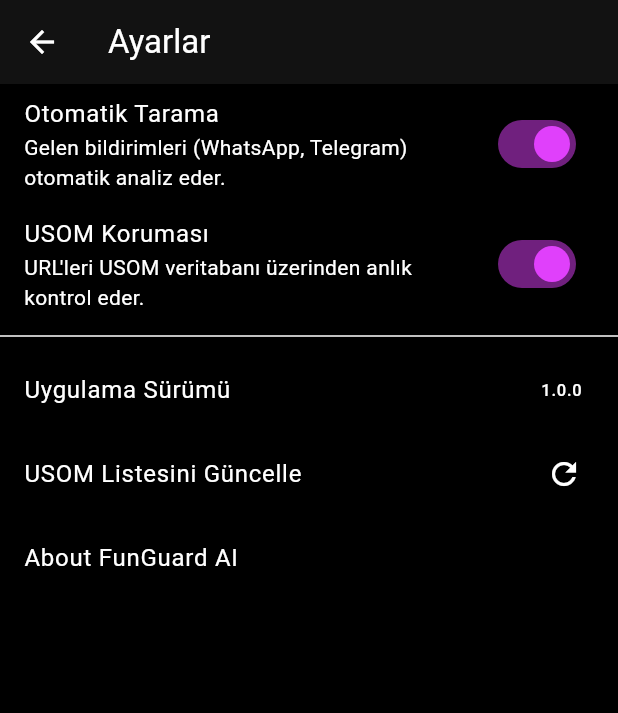
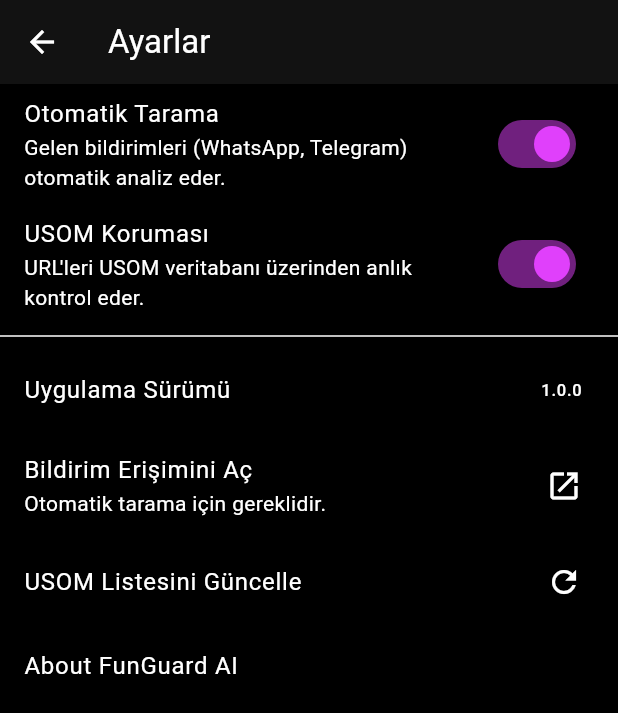
Before and after one commit to FunTeknoloji/funguard-app, a Flutter app: the screen it shows after launch, after a tap on the "settings" icon, on a phone screen of 412 x 824 dp. Shown: the top 713 px of the screen. Run offline on Flutter 3.47's test engine with Material 3 defaults, Android fonts, the phone set to English and light mode, and no system bars; our stand-ins replace flutter_local_notifications, google_fonts, shared_preferences, vibration; network calls fail.

Commit message:
feat: Finalized FunGuard app with custom icon, vibration, and improved scanning
- Added custom app icon (funguard_icon.png)
- Set app name to "FunGuard"
- Implemented vibration and sound for fraud alerts
- Added in-app warning pop-ups for detected threats
- Implemented settings redirect to "Notification Access" for automatic scanning
- Expanded notification monitoring to include major SMS apps
- Fixed Android build dependency conflicts (androidx.core)
- Cleaned up build artifacts and logs

Co-authored-by: FunTeknoloji <219908511+FunTeknoloji@users.noreply.github.com>

```diff
--- a/lib/main.dart
+++ b/lib/main.dart
@@ -3,6 +3,8 @@ import 'package:provider/provider.dart';
 import 'package:google_fonts/google_fonts.dart';
 import 'app_state.dart';
 import 'ui/pages/dashboard_page.dart';
+
+final GlobalKey<NavigatorState> navigatorKey = GlobalKey<NavigatorState>();
 
 void main() {
   runApp(
@@ -20,6 +22,7 @@ class FunGuardApp extends StatelessWidget {
   Widget build(BuildContext context) {
     return MaterialApp(
       title: 'FunGuard',
+      navigatorKey: navigatorKey,
       debugShowCheckedModeBanner: false,
       theme: ThemeData(
         brightness: Brightness.dark,
--- a/lib/ui/pages/settings_page.dart
+++ b/lib/ui/pages/settings_page.dart
@@ -33,6 +33,16 @@ class SettingsPage extends StatelessWidget {
             trailing: Text('1.0.0'),
           ),
           ListTile(
+            title: const Text('Bildirim Erişimini Aç'),
+            subtitle: const Text('Otomatik tarama için gereklidir.'),
+            trailing: const Icon(Icons.open_in_new),
+            onTap: () {
+              const intent = 'android.settings.ACTION_NOTIFICATION_LISTENER_SETTINGS';
+              const channel = MethodChannel('com.funguard.app/notifications');
+              channel.invokeMethod('openNotificationSettings');
+            },
+          ),
+          ListTile(
             title: const Text('USOM Listesini Güncelle'),
             trailing: const Icon(Icons.refresh),
             onTap: () async {
```
Also changed, not shown: lib/app_state.dart (+33 -0 lines), pubspec.yaml (+7 -0 lines), assets/icon/funguard_icon.png (added), pubspec.lock, 27 other files.
